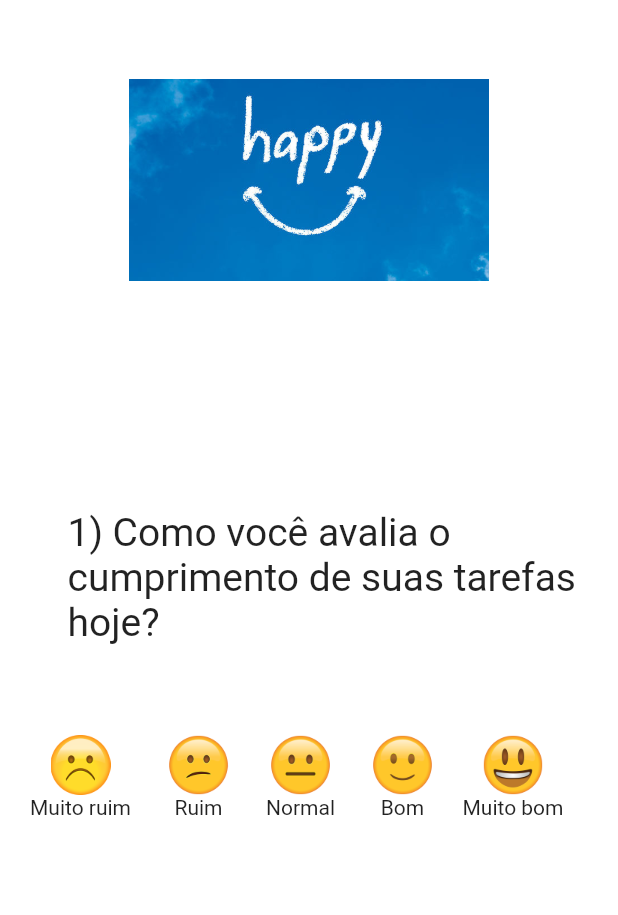
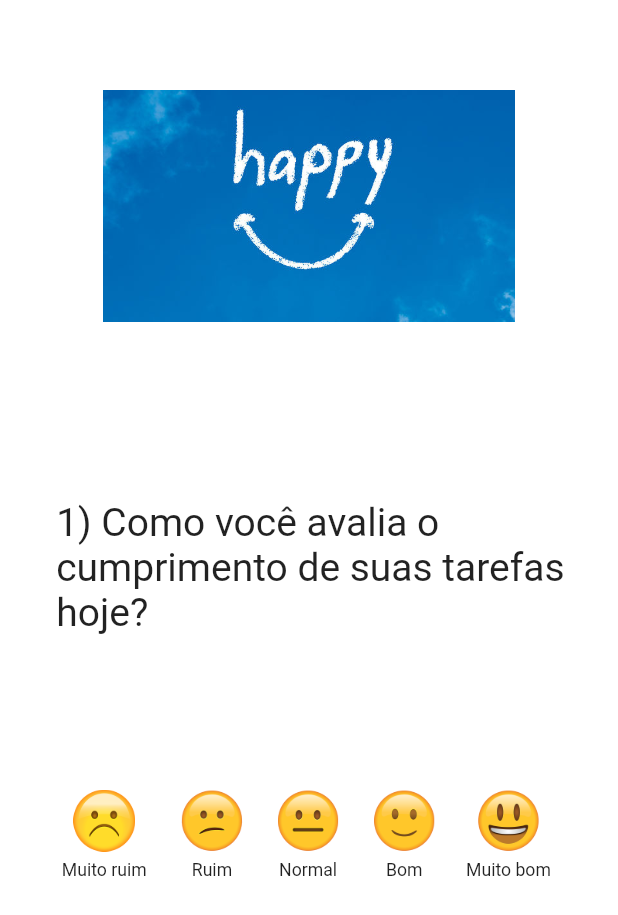
Before and after one commit to jeanscc/Tell_Your_Pain, a Flutter app: the HomePage screen opened by its route, after a tap on "Questionário Diário", on a phone screen of 412 x 824 dp. Shown: the top 915 px of the screen. Run offline on Flutter 3.47's test engine with Material 2 defaults, Android fonts, the phone set to English and light mode, and no system bars; our stand-ins replace cloud_firestore, firebase_auth, firebase_storage, image_picker; accounts and stored records are empty.

Commit message:
Ajustes
Feitos ajustes em icones, nomes e posicionamento de widgets

```diff
--- a/lib/main.dart
+++ b/lib/main.dart
@@ -13,7 +13,7 @@ class MyApp extends StatelessWidget {
   @override
   Widget build(BuildContext context) {
     return MaterialApp(
-      title: 'Happy',
+      title: 'HAppy',
       debugShowCheckedModeBanner: false,
       theme: ThemeData(
         primarySwatch: Colors.blue,
--- a/lib/pages/home_page.dart
+++ b/lib/pages/home_page.dart
@@ -7,7 +7,7 @@ class HomePage extends StatelessWidget {
   Widget build(BuildContext context) {
     return Scaffold(
       appBar: AppBar(
-        title: Text('Tell Your Pain'),
+        title: Text('HAppy'),
       ),
       backgroundColor: Color(0xFFF0F0F0),
       bottomNavigationBar: BottomNavigationBar(
--- a/lib/pages/login_page.dart
+++ b/lib/pages/login_page.dart
@@ -11,6 +11,7 @@ class _LoginPageState extends State<LoginPage> {
   String _email;
   String _senha;
   final _scaffoldKey = GlobalKey<ScaffoldState>();
+
   @override
   Widget build(BuildContext context) {
     final logo = Hero(
--- a/lib/pages/main_page.dart
+++ b/lib/pages/main_page.dart
@@ -57,7 +57,7 @@ class MainPage extends StatelessWidget {
                   height: 40,
                 ),
                 Padding(
-                  padding: const EdgeInsets.all(20),
+                  padding: const EdgeInsets.all(6),
                   child: Text(
                     textos[index],
                     style: TextStyle(
--- a/lib/pages/pergunta_page.dart
+++ b/lib/pages/pergunta_page.dart
@@ -24,7 +24,7 @@ class _PerguntaPageState extends State<PerguntaPage> {
     'emoji2': 'images/Chateado.png',
     'emoji3': 'images/Normal.png',
     'emoji4': 'images/Feliz.png',
-    'emoji5': 'images/Muito Feliz.png'
+    'emoji5': 'images/Muito_Feliz.png'
   };
 
   final _emojisName = [
@@ -42,7 +42,7 @@ class _PerguntaPageState extends State<PerguntaPage> {
     'Amigos',
     'Relacionamento',
     'Escola',
-    'Trabalho',
+    'Saúde',
   ];
 
   final Map<String, dynamic> _mapa = {
@@ -114,7 +114,7 @@ class _PerguntaPageState extends State<PerguntaPage> {
       _imgsEmoji['emoji2'] = 'images/amigos.png';
       _imgsEmoji['emoji3'] = 'images/relacionamento.png';
       _imgsEmoji['emoji4'] = 'images/escola.png';
-      _imgsEmoji['emoji5'] = 'images/trabalho.png';
+      _imgsEmoji['emoji5'] = 'images/saude.png';
       _emojis['emoji1'] = _emojisName3[0];
       _emojis['emoji2'] = _emojisName3[1];
       _emojis['emoji3'] = _emojisName3[2];
@@ -132,7 +132,7 @@ class _PerguntaPageState extends State<PerguntaPage> {
       tag: 'hero',
       child: CircleAvatar(
         backgroundColor: Colors.transparent,
-        radius: 120,
+        radius: MediaQuery.of(context).size.width / 3,
         child: Image.asset('images/happz.jpg'),
       ),
     );
@@ -144,17 +144,18 @@ class _PerguntaPageState extends State<PerguntaPage> {
           children: <Widget>[
             logo,
             SizedBox(
-              height: 100.0,
+              height: MediaQuery.of(context).size.height / 14,
             ),
             Padding(
-              padding: EdgeInsets.only(left: 45),
+              padding:
+                  EdgeInsets.only(left: MediaQuery.of(context).size.width / 11),
               child: Text(
                 _perguntaAtual,
                 style: TextStyle(fontSize: 26),
               ),
             ),
             SizedBox(
-              height: 60.0,
+              height: MediaQuery.of(context).size.height / 8,
             ),
             Row(
               children: <Widget>[
@@ -169,17 +170,24 @@ class _PerguntaPageState extends State<PerguntaPage> {
                         });
                       },
                       child: Padding(
-                        padding: EdgeInsets.only(left: 20),
+                        padding: EdgeInsets.only(
+                            left: MediaQuery.of(context).size.width / 10),
                         child: Image.asset(
                           _imgsEmoji['emoji1'],
-                          height: 40,
-                          width: 40,
+                          height: MediaQuery.of(context).size.width / 10,
+                          width: MediaQuery.of(context).size.width / 10,
                         ),
                       ),
                     ),
                     Padding(
-                        padding: EdgeInsets.only(left: 20),
-                        child: Text(_emojis['emoji1'])),
+                        padding: EdgeInsets.only(
+                            left: MediaQuery.of(context).size.width / 10,
+                            top: MediaQuery.of(context).size.width / 80),
+                        child: Text(
+                          _emojis['emoji1'],
+                          style: TextStyle(
+                              fontSize: MediaQuery.of(context).size.width / 35),
+                        )),
                   ],
                 ),
                 Column(
@@ -193,17 +201,24 @@ class _PerguntaPageState extends State<PerguntaPage> {
                         });
                       },
                       child: Padding(
-                        padding: EdgeInsets.only(left: 25),
+                        padding: EdgeInsets.only(
+                            left: MediaQuery.of(context).size.width / 18),
                         child: Image.asset(
                           _imgsEmoji['emoji2'],
-                          height: 40,
-                          width: 40,
+                          height: MediaQuery.of(context).size.width / 10,
+                          width: MediaQuery.of(context).size.width / 10,
                         ),
                       ),
                     ),
                     Padding(
-                        padding: EdgeInsets.only(left: 25),
-                        child: Text(_emojis['emoji2'])),
+                        padding: EdgeInsets.only(
+                            top: MediaQuery.of(context).size.width / 80,
+                            left: MediaQuery.of(context).size.width / 18),
+                        child: Text(
+                          _emojis['emoji2'],
+                          style: TextStyle(
+                              fontSize: MediaQuery.of(context).size.width / 35),
+                        )),
                   ],
                 ),
                 Column(
@@ -217,18 +232,25 @@ class _PerguntaPageState extends State<PerguntaPage> {
                           });
                         },
                         child: Padding(
-                          padding: EdgeInsets.only(left: 25),
+                          padding: EdgeInsets.only(
+                              left: MediaQuery.of(context).size.width / 18),
                           child: Image.asset(
                             _imgsEmoji['emoji3'],
-                            height: 40,
-                            width: 40,
+                            height: MediaQuery.of(context).size.width / 10,
+                            width: MediaQuery.of(context).size.width / 10,
                           ),
                         ),
                       ),
                     ),
                     Padding(
-                        padding: EdgeInsets.only(left: 25),
-                        child: Text(_emojis['emoji3'])),
+                        padding: EdgeInsets.only(
+                            top: MediaQuery.of(context).size.width / 80,
+                            left: MediaQuery.of(context).size.width / 18),
+                        child: Text(
+                          _emojis['emoji3'],
+                          style: TextStyle(
+                              fontSize: MediaQuery.of(context).size.width / 35),
+                        )),
                   ],
                 ),
                 Column(
@@ -241,17 +263,24 @@ class _PerguntaPageState extends State<PerguntaPage> {
                         });
                       },
                       child: Padding(
-                        padding: EdgeInsets.only(left: 25),
+                        padding: EdgeInsets.only(
+                            left: MediaQuery.of(context).size.width / 18),
                         child: Image.asset(
                           _imgsEmoji['emoji4'],
-                          height: 40,
-                          width: 40,
+                          height: MediaQuery.of(context).size.width / 10,
+                          width: MediaQuery.of(context).size.width / 10,
                         ),
                       ),
                     ),
                     Padding(
-                        padding: EdgeInsets.only(left: 25),
-                        child: Text(_emojis['emoji4'])),
+                        padding: EdgeInsets.only(
+                            top: MediaQuery.of(context).size.width / 80,
+                            left: MediaQuery.of(context).size.width / 18),
+                        child: Text(
+                          _emojis['emoji4'],
+                          style: TextStyle(
+                              fontSize: MediaQuery.of(context).size.width / 35),
+                        )),
                   ],
                 ),
                 Column(
@@ -264,17 +293,24 @@ class _PerguntaPageState extends State<PerguntaPage> {
                         });
                       },
                       child: Padding(
-                        padding: EdgeInsets.only(left: 20),
+                        padding: EdgeInsets.only(
+                            left: MediaQuery.of(context).size.width / 20),
                         child: Image.asset(
                           _imgsEmoji['emoji5'],
-                          height: 40,
-                          width: 40,
+                          height: MediaQuery.of(context).size.width / 10,
+                          width: MediaQuery.of(context).size.width / 10,
                         ),
                       ),
                     ),
                     Padding(
-                        padding: EdgeInsets.only(left: 20),
-                        child: Text(_emojis['emoji5'])),
+                        padding: EdgeInsets.only(
+                            top: MediaQuery.of(context).size.width / 80,
+                            left: MediaQuery.of(context).size.width / 20),
+                        child: Text(
+                          _emojis['emoji5'],
+                          style: TextStyle(
+                              fontSize: MediaQuery.of(context).size.width / 35),
+                        )),
                   ],
                 ),
               ],
--- a/pubspec.yaml
+++ b/pubspec.yaml
@@ -53,9 +53,10 @@ flutter:
     - images/relacionamento.png
     - images/escola.png
     - images/amigos.png
+    - images/saude.png
     - images/happz.jpg
     - images/Feliz.png
-    - images/Muito Feliz.png
+    - images/Muito_Feliz.png
     - images/Normal.png
     - images/Triste.png
     - images/icones_home/chat.png
```
Also changed, not shown: lib/pages/avaliacao_page.dart (+28 -20 lines), images/Muito_Feliz.png (renamed from images/Muito Feliz.png), images/saude.png (added).
